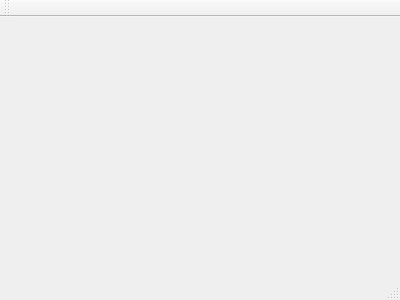
Old version of the form mainwindow.ui in the repository Edd2525/Proyecto1-2018.
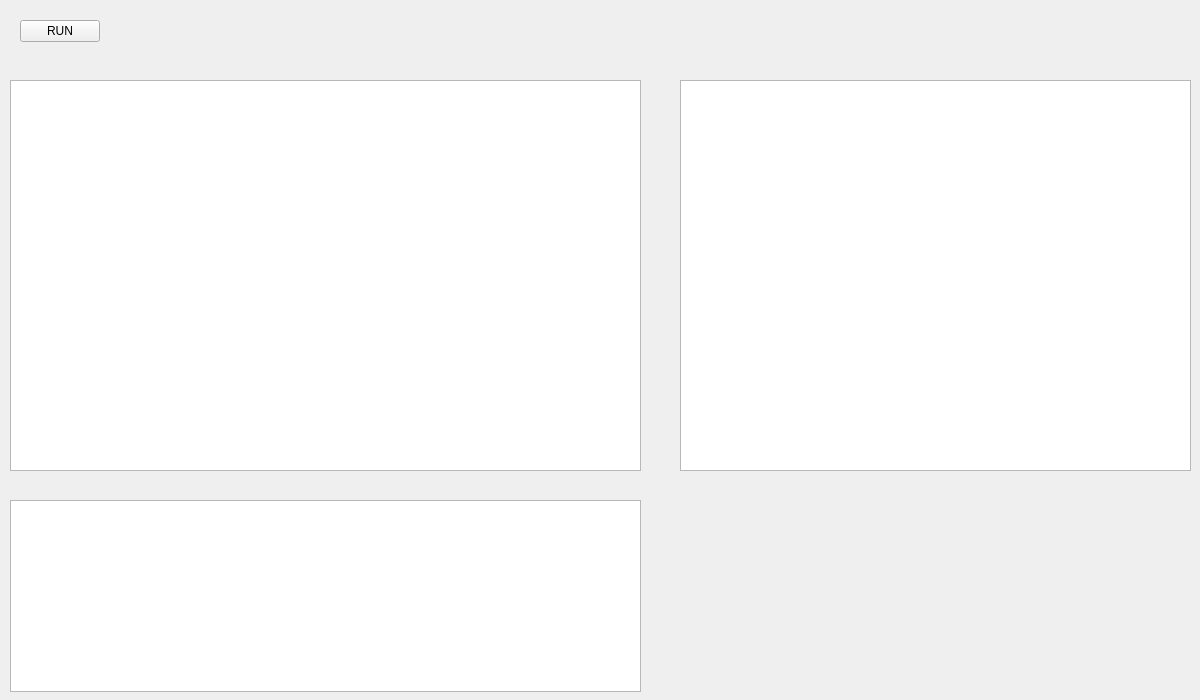
New version of the form.

Patch:
```diff
--- a/mainwindow.ui
+++ b/mainwindow.ui
@@ -1,24 +1,64 @@
 <ui version="4.0">
  <class>MainWindow</class>
- <widget class="QMainWindow" name="MainWindow" >
-  <property name="geometry" >
+ <widget class="QMainWindow" name="MainWindow">
+  <property name="geometry">
    <rect>
     <x>0</x>
     <y>0</y>
-    <width>400</width>
-    <height>300</height>
+    <width>1200</width>
+    <height>700</height>
    </rect>
   </property>
   <property name="windowTitle" >
    <string>MainWindow</string>
   </property>
-  <widget class="QMenuBar" name="menuBar" />
-  <widget class="QToolBar" name="mainToolBar" />
-  <widget class="QWidget" name="centralWidget" />
-  <widget class="QStatusBar" name="statusBar" />
+  <widget class="QWidget" name="centralWidget">
+   <widget class="QPlainTextEdit" name="code_text">
+    <property name="geometry">
+     <rect>
+      <x>10</x>
+      <y>80</y>
+      <width>631</width>
+      <height>391</height>
+     </rect>
+    </property>
+   </widget>
+   <widget class="QTextBrowser" name="ram_view">
+    <property name="geometry">
+     <rect>
+      <x>680</x>
+      <y>80</y>
+      <width>511</width>
+      <height>391</height>
+     </rect>
+    </property>
+   </widget>
+   <widget class="QTextBrowser" name="stdout">
+    <property name="geometry">
+     <rect>
+      <x>10</x>
+      <y>500</y>
+      <width>631</width>
+      <height>192</height>
+     </rect>
+    </property>
+   </widget>
+   <widget class="QPushButton" name="run">
+    <property name="geometry">
+     <rect>
+      <x>20</x>
+      <y>20</y>
+      <width>80</width>
+      <height>22</height>
+     </rect>
+    </property>
+    <property name="text">
+     <string>RUN</string>
+    </property>
+   </widget>
+  </widget>
  </widget>
- <layoutDefault spacing="6" margin="11" />
- <pixmapfunction></pixmapfunction>
+ <layoutdefault spacing="6" margin="11"/>
  <resources/>
  <connections/>
 </ui>
```
Left out of the diff: 9 changed lines with no effect on the pictures.
